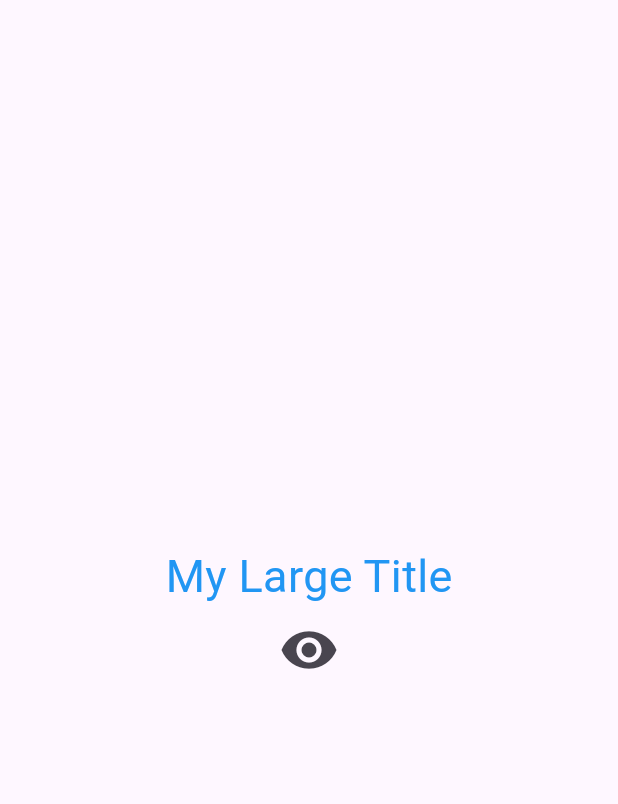
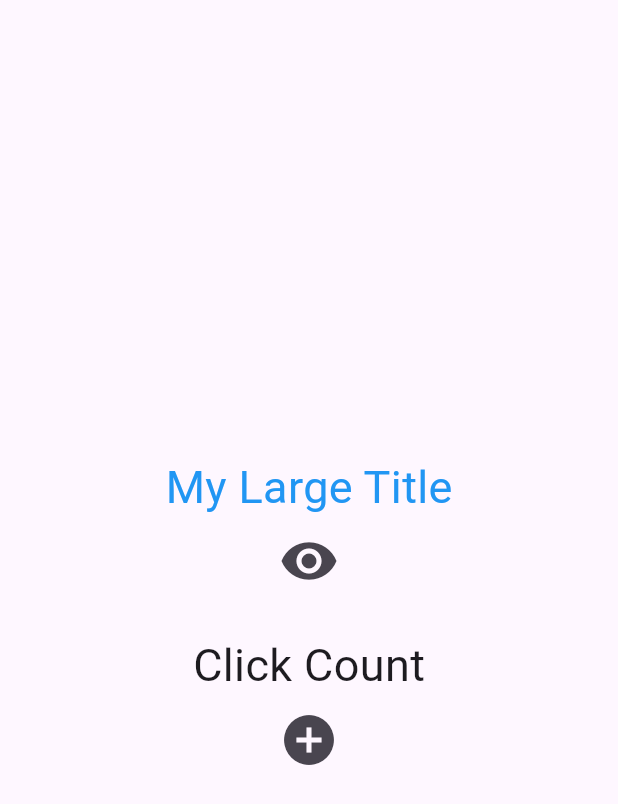
Before and after one commit to heereal/Stateful_Widget, a Flutter app: the screen it shows after launch, on a phone screen of 412 x 824 dp. Shown: the top 804 px of the screen. Run offline on Flutter 3.47's test engine with Material 3 defaults, Android fonts, the phone set to English and light mode, and no system bars.

Commit message:
refactor: click count 추가

```diff
--- a/lib/main.dart
+++ b/lib/main.dart
@@ -49,12 +49,32 @@ class _MyAppState extends State<MyApp> {
               showTitle
                   ? const MyLargeTitle()
                   : const Text(
-                      'nothing',
+                      'Nothing',
+                      style: TextStyle(
+                        fontSize: 30,
+                      ),
                     ),
               IconButton(
                 onPressed: toggleTitle,
                 icon: const Icon(
                   Icons.remove_red_eye,
+                  size: 40,
+                ),
+              ),
+              const SizedBox(
+                height: 20,
+              ),
+              const Text(
+                'Click Count',
+                style: TextStyle(
+                  fontSize: 30,
+                ),
+              ),
+              for (var num in numbers) Text('$num'),
+              IconButton(
+                onPressed: clickCount,
+                icon: const Icon(
+                  Icons.add_circle,
                   size: 40,
                 ),
               ),
```
